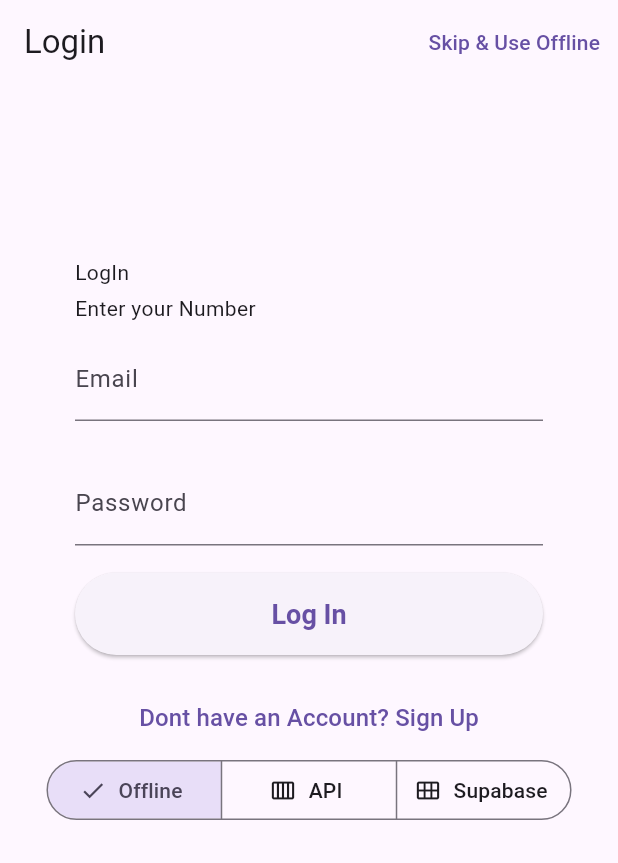
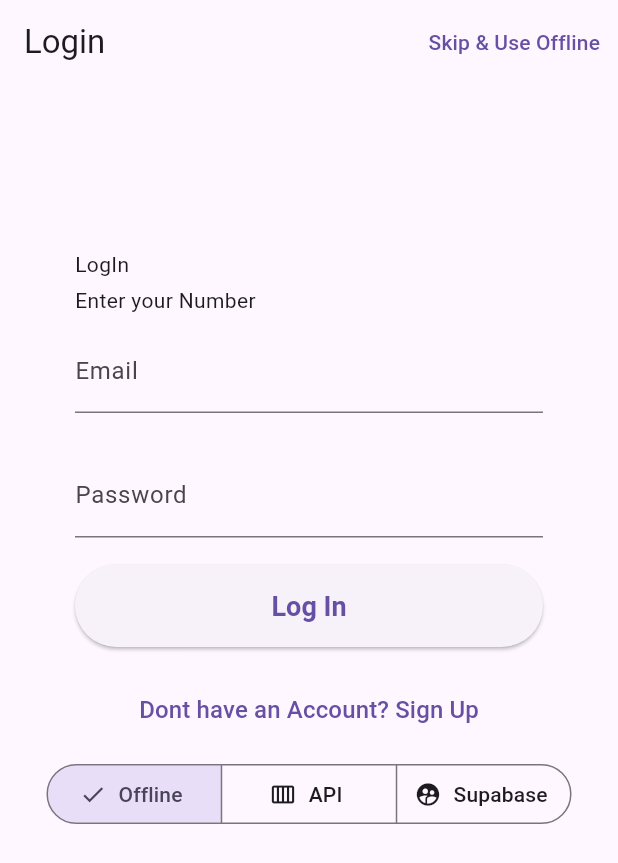
Before and after one commit to girish54321/local-shoping-list, a Flutter app: the screen it shows after launch, on a phone screen of 412 x 824 dp. Shown: the top 863 px of the screen. Run offline on Flutter 3.47's test engine with Material 3 defaults, Android fonts, the phone set to English and light mode, and no system bars; drawn by our look-alikes of dynamic_color; our stand-ins replace animate_do, get, get_storage, page_transition, progress_indicators and 2 more; missing offline and left inert: dart:ffi, pull_to_refresh_new, rules; accounts and stored records are empty.

Commit message:
Update padding value

```diff
--- a/lib/Helper/shopListItem.dart
+++ b/lib/Helper/shopListItem.dart
@@ -46,7 +46,6 @@ class ShopListItemListTitle extends StatelessWidget {
             null,
             shopListItem?.superBaseId,
           );
-          print("superBaseId: ${shopListItem?.superBaseId}");
         }
         if (settingController.appNetworkState.value == AppNetworkState.api) {
           shopingListController.selecteShopListID(
--- a/lib/app/Auth/LoginScreen/loginScreenUI.dart
+++ b/lib/app/Auth/LoginScreen/loginScreenUI.dart
@@ -152,6 +152,7 @@ class LoginScreenUI extends StatelessWidget {
                                   () => Padding(
                                     padding: const EdgeInsets.symmetric(
                                       horizontal: 8.0,
+                                      vertical: 8.0,
                                     ),
                                     child: SegmentedButton<AppNetworkState>(
                                       segments: const <
@@ -170,7 +171,9 @@ class LoginScreenUI extends StatelessWidget {
                                         ButtonSegment<AppNetworkState>(
                                           value: AppNetworkState.superbase,
                                           label: Text('Supabase'),
-                                          icon: Icon(Icons.calendar_view_month),
+                                          icon: Icon(
+                                            Icons.supervised_user_circle,
+                                          ),
                                         ),
                                       ],
                                       selected: <AppNetworkState>{
--- a/lib/app/SettingsScreen/SettingsScreen.dart
+++ b/lib/app/SettingsScreen/SettingsScreen.dart
@@ -43,7 +43,7 @@ class _SettingsScreenState extends State<SettingsScreen> {
       return Column(
         children: [
           Padding(
-            padding: const EdgeInsets.symmetric(horizontal: 8.0),
+            padding: const EdgeInsets.symmetric(horizontal: 8.0, vertical: 8.0),
             child: SegmentedButton<AppNetworkState>(
               segments: const <ButtonSegment<AppNetworkState>>[
                 ButtonSegment<AppNetworkState>(
```
Also changed, not shown: lib/app/Auth/LoginScreen/loginScreen.dart (+4 -5 lines).
